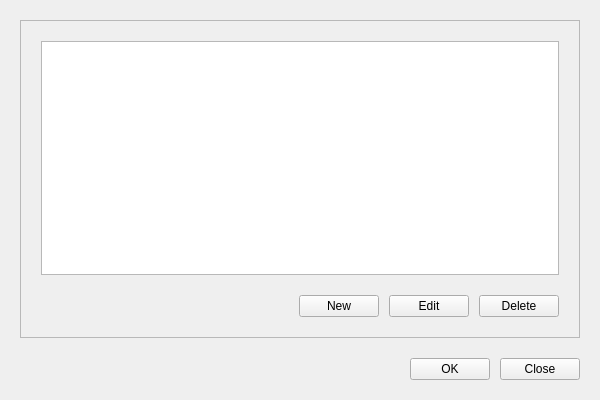
Noertri/manage-env, file ui_files/form.ui: the form before one commit.
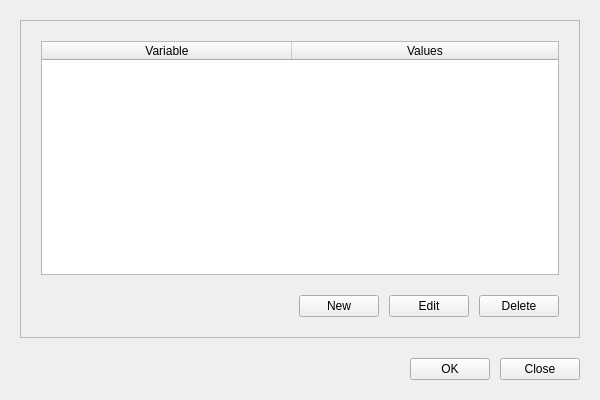
The form after the commit.

```diff
--- a/ui_files/form.ui
+++ b/ui_files/form.ui
@@ -520,13 +520,7 @@
        <number>20</number>
       </property>
       <item>
-       <widget class="QTableView" name="table">
-        <property name="frameShadow">
-         <enum>QFrame::Plain</enum>
-        </property>
-        <property name="horizontalScrollBarPolicy">
-         <enum>Qt::ScrollBarAsNeeded</enum>
-        </property>
+       <widget class="QTableWidget" name="table">
         <property name="editTriggers">
          <set>QAbstractItemView::NoEditTriggers</set>
         </property>
@@ -548,24 +542,25 @@
         <property name="horizontalScrollMode">
          <enum>QAbstractItemView::ScrollPerItem</enum>
         </property>
-        <property name="wordWrap">
-         <bool>false</bool>
-        </property>
-        <attribute name="horizontalHeaderVisible">
-         <bool>true</bool>
-        </attribute>
         <attribute name="horizontalHeaderMinimumSectionSize">
          <number>250</number>
         </attribute>
-        <attribute name="horizontalHeaderDefaultSectionSize">
-         <number>250</number>
-        </attribute>
         <attribute name="horizontalHeaderStretchLastSection">
          <bool>true</bool>
         </attribute>
         <attribute name="verticalHeaderVisible">
          <bool>false</bool>
         </attribute>
+        <column>
+         <property name="text">
+          <string>Variable</string>
+         </property>
+        </column>
+        <column>
+         <property name="text">
+          <string>Values</string>
+         </property>
+        </column>
        </widget>
       </item>
       <item>
```
Left out of the diff: 7 changed lines with no effect on the pictures.
